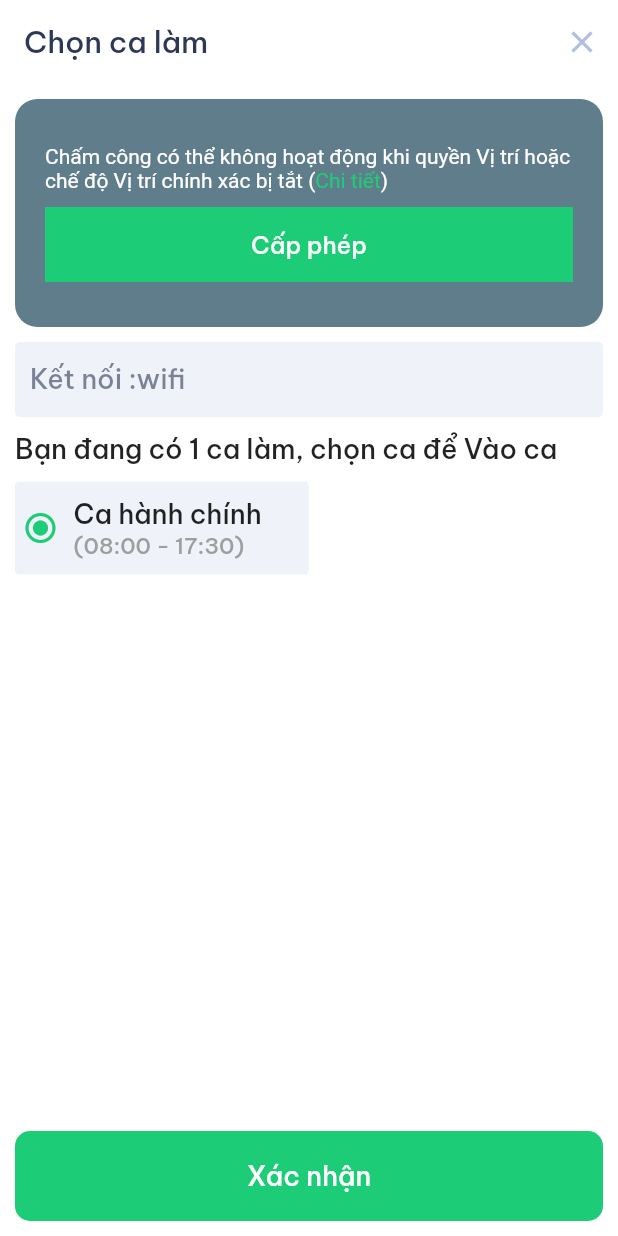
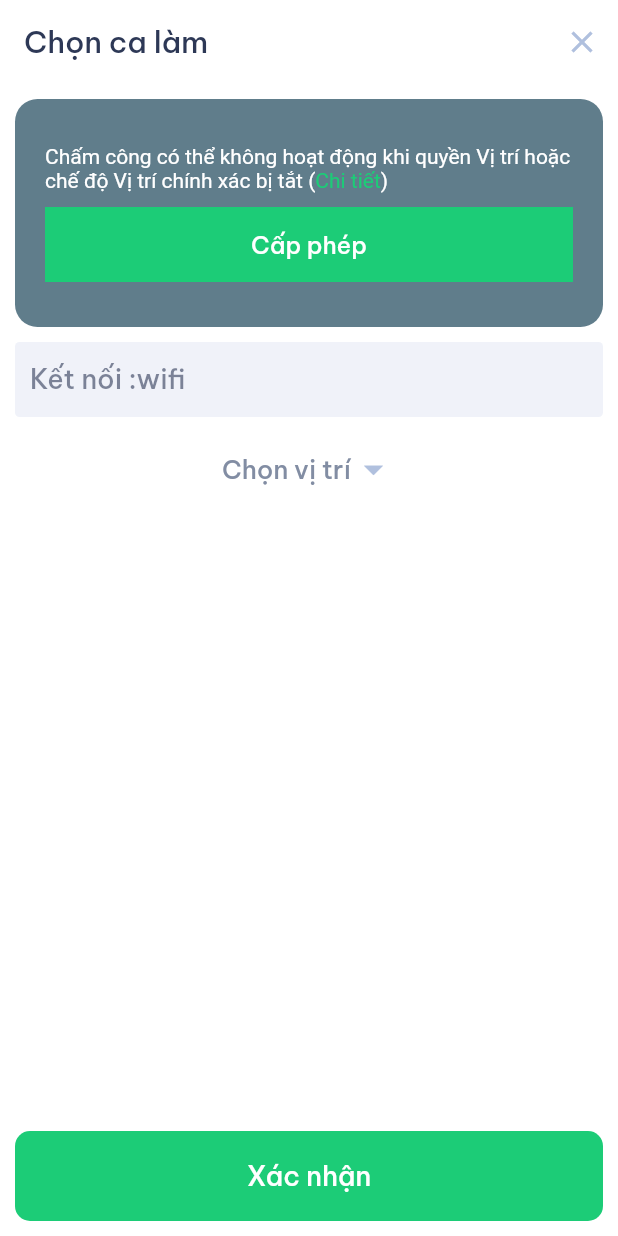
Before and after one commit to Minhduc1122003/FlutterERP, a Flutter app: the ChosseShiftScreen screen opened directly, on a phone screen of 412 x 824 dp. Run offline on Flutter 3.47's test engine with Material 2 defaults, Android fonts, the phone set to English and light mode, and no system bars; our stand-ins replace bloc, cached_network_image, carousel_slider, dio, equatable, flutter_bloc and 10 more; missing offline and left inert: geolocator_web, image_picker_for_web, shared_preferences_android; accounts and stored records are empty; network calls fail.

Commit message:
hrm commit

```diff
--- a/lib/model/hrm_model/company_model.dart
+++ b/lib/model/hrm_model/company_model.dart
@@ -13,6 +13,7 @@ class CompanyModel {
     // ]),
   ];
   static List<LocationModel> locationList = [];
+  static LocationModel ?currentLocation;
 }
 
 class RegionModel {
@@ -68,18 +69,24 @@ class LocationModel {
   String name;
   String address;
   BranchModel branch;
-  LocationModel({
-    required this.id,
-    required this.name,
-    required this.address,
-    required this.branch,
-  });
+  int radius;
+  LocationModel(
+      {required this.id,
+      required this.name,
+      required this.address,
+      required this.branch,
+      required this.radius});
   LocationModel copyWith(
-      {int? id, String? name, String? address, BranchModel? branch}) {
+      {int? id,
+      String? name,
+      String? address,
+      BranchModel? branch,
+      int? radius}) {
     return LocationModel(
         id: id ?? this.id,
         name: name ?? this.name,
         address: address ?? this.address,
-        branch: branch ?? this.branch);
+        branch: branch ?? this.branch,
+        radius: radius ?? this.radius);
   }
 }
--- a/lib/pages/hrm/chosse_shift_screen.dart
+++ b/lib/pages/hrm/chosse_shift_screen.dart
@@ -1,10 +1,18 @@
 import 'package:flutter/material.dart';
 
 import '../../config/color.dart';
+import '../../model/hrm_model/company_model.dart';
+import '../../widget/dialog.dart';
+import 'location/chosse_location_screen.dart';
 
-class ChosseShiftScreen extends StatelessWidget {
+class ChosseShiftScreen extends StatefulWidget {
   const ChosseShiftScreen({super.key});
 
+  @override
+  State<ChosseShiftScreen> createState() => _ChosseShiftScreenState();
+}
+
+class _ChosseShiftScreenState extends State<ChosseShiftScreen> {
   @override
   Widget build(BuildContext context) {
     return Scaffold(
@@ -20,15 +28,12 @@ class ChosseShiftScreen extends StatelessWidget {
         elevation: 0,
         actions: [
           IconButton(
-              icon: Icon(
-                Icons.clear,
-                color: blueGrey2,
-              ),
+              icon: const Icon(Icons.clear, color: blueGrey2),
               onPressed: () => Navigator.pop(context))
         ],
       ),
       body: Padding(
-        padding: EdgeInsets.all(10),
+        padding: const EdgeInsets.all(10),
         child: Column(
           crossAxisAlignment: CrossAxisAlignment.start,
           children: [
@@ -49,22 +54,22 @@ class ChosseShiftScreen extends StatelessWidget {
                 //   ],
                 // ),
                 RichText(
-                  text: TextSpan(
+                  text: const TextSpan(
                     style: TextStyle(
                       fontSize: 14.0,
                       color: Colors.white,
                     ),
                     children: <TextSpan>[
-                      const TextSpan(
+                      TextSpan(
                           text:
                               'Chấm công có thể không hoạt động khi quyền Vị trí hoặc chế độ Vị trí chính xác bị tắt ('),
                       TextSpan(
                           text: 'Chi tiết', style: TextStyle(color: mainColor)),
-                      const TextSpan(text: ')'),
+                      TextSpan(text: ')'),
                     ],
                   ),
                 ),
-                SizedBox(height: 10),
+                const SizedBox(height: 10),
                 SizedBox(
                   height: 50,
                   width: double.infinity,
@@ -92,7 +97,7 @@ class ChosseShiftScreen extends StatelessWidget {
                 borderRadius: BorderRadius.circular(3),
                 color: backgroundColor.withOpacity(0.2),
               ),
-              padding: EdgeInsets.symmetric(horizontal: 10),
+              padding: const EdgeInsets.symmetric(horizontal: 10),
               height: 50,
               width: double.infinity,
               child: Row(
@@ -106,51 +111,91 @@ class ChosseShiftScreen extends StatelessWidget {
                   ]),
             ),
             const SizedBox(height: 10),
-            Text('Bạn đang có 1 ca làm, chọn ca để Vào ca',
-                style: TextStyle(fontSize: 18)),
+            // const Text('Bạn đang có 1 ca làm, chọn ca để Vào ca',
+            //     style: TextStyle(fontSize: 18)),
             const SizedBox(height: 10),
-            Row(
-              children: [
-                Expanded(
-                  child: Container(
-                    decoration: BoxDecoration(
-                      borderRadius: BorderRadius.circular(3),
-                      color: backgroundColor.withOpacity(0.2),
-                    ),
-                    padding: EdgeInsets.symmetric(horizontal: 5, vertical: 10),
-                    width: double.infinity,
-                    child: Row(
-                      children: [
-                        Icon(
-                          Icons.radio_button_checked,
-                          color: mainColor,
-                        ),
-                        const SizedBox(width: 10),
-                        Column(
-                            crossAxisAlignment: CrossAxisAlignment.start,
-                            children: [
-                              Text(
-                                'Ca hành chính',
-                                style: TextStyle(fontSize: 18),
-                              ),
-                              Text(
-                                '(08:00 - 17:30)',
-                                style:
-                                    TextStyle(fontSize: 15, color: Colors.grey),
-                              ),
-                            ]),
-                      ],
-                    ),
-                  ),
+            //Row(
+            //  children: [
+            // Expanded(
+            //   child: Container(
+            //     decoration: BoxDecoration(
+            //       borderRadius: BorderRadius.circular(3),
+            //       color: backgroundColor.withOpacity(0.2),
+            //     ),
+            //     padding:
+            //         const EdgeInsets.symmetric(horizontal: 5, vertical: 10),
+            //     width: double.infinity,
+            //     child: Row(
+            //       children: [
+            //         const Icon(
+            //           Icons.radio_button_checked,
+            //           color: mainColor,
+            //         ),
+            //         const SizedBox(width: 10),
+            //         Column(
+            //             crossAxisAlignment: CrossAxisAlignment.start,
+            //             children: const [
+            //               Text(
+            //                 'Ca hành chính',
+            //                 style: TextStyle(fontSize: 18),
+            //               ),
+            //               Text(
+            //                 '(08:00 - 17:30)',
+            //                 style:
+            //                     TextStyle(fontSize: 15, color: Colors.grey),
+            //               ),
+            //             ]),
+            //       ],
+            //     ),
+            //   ),
+            // ),
+            Container(
+              alignment: Alignment.center,
+              child: InkWell(
+                child: Row(
+                  mainAxisSize: MainAxisSize.min,
+                  children: [
+                    Text(
+                        CompanyModel.currentLocation == null
+                            ? 'Chọn vị trí'
+                            : CompanyModel.currentLocation!.name,
+                        style: const TextStyle(color: blueGrey1, fontSize: 17)),
+                    const Icon(Icons.arrow_drop_down,
+                        color: blueGrey2, size: 30),
+                  ],
                 ),
-                Expanded(
-                  child: SizedBox.shrink(),
-                )
-              ],
+                onTap: () async {
+                  dynamic result = await Navigator.push(
+                    context,
+                    MaterialPageRoute(
+                        builder: (context) => const ChooseLocationScreen()),
+                  );
+                  if (result != null) {
+                    CompanyModel.currentLocation = result;
+                    //locationList = CompanyModel.locationList;
+                    setState(() {});
+                  }
+                  //          child: Row(
+                  //   mainAxisSize: MainAxisSize.min,
+                  //   children: [
+                  //     Center(
+                  //       child: Text(
+                  //           (state.salaryPeriodModel != null)
+                  //               ? '${DateFormat('dd/MM/yyyy').format(state.salaryPeriodModel!.fromDate)} - ${DateFormat('dd/MM/yyyy').format(state.salaryPeriodModel!.toDate)} (Kỳ ${state.salaryPeriodModel!.termInAMonth})'
+                  //               : 'Chọn kỳ lương',
+                  //           style: const TextStyle(
+                  //               color: blueGrey1, fontSize: 15)),
+                  //     ),
+                  //     const Icon(Icons.arrow_drop_down,
+                  //         color: blueGrey2, size: 30),
+                  //   ],
+                  // )
+                },
+              ),
             ),
-            Expanded(
-              child: SizedBox.shrink(),
-            ),
+            // ],
+            //),
+            const Spacer(),
             SizedBox(
               height: 60,
               width: double.infinity,
@@ -163,6 +208,16 @@ class ChosseShiftScreen extends StatelessWidget {
                       // primary: mainColor,
                       backgroundColor: mainColor),
                   onPressed: () {
+                    if (CompanyModel.currentLocation == null) {
+                      showDialog(
+                          context: context,
+                          barrierDismissible: false,
+                          builder: (BuildContext context) {
+                            return closeDialog(context, 'Thông báo',
+                                'Vui lòng chọn vị trí');
+                          });
+                      return;
+                    }
                     Navigator.pop(context);
                   },
                   child: const Text(
```
Also changed, not shown: lib/pages/hrm/location/chosse_location_screen.dart (added, +56 -0 lines), lib/pages/hrm/location/edit_location_screen.dart (+26 -12 lines), lib/pages/hrm/location/new_location_screen.dart (+34 -15 lines), lib/pages/hrm/timekeeping/timekeeping_screen.dart (+6 -6 lines), pubspec.lock.
